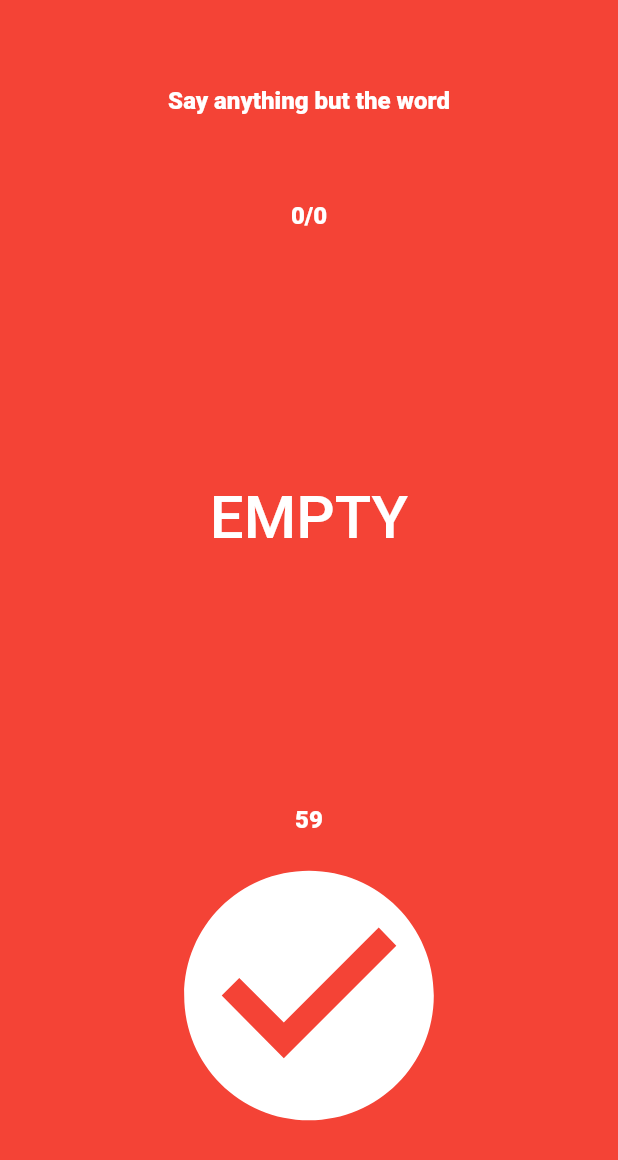
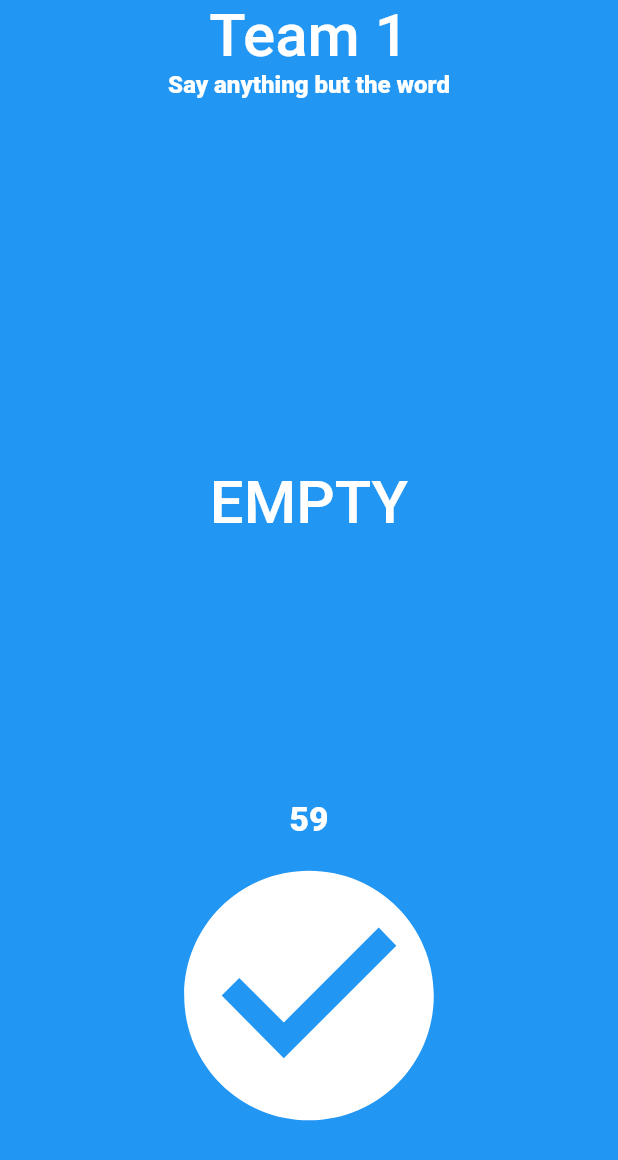
Before and after one commit to teejstroyer/fish_bowl_game, a Flutter app: the screen it shows after launch, after a tap on "START GAME", on a phone screen of 412 x 824 dp. Shown: the top 1160 px of the screen. Run offline on Flutter 3.47's test engine with Material 2 defaults, Android fonts, the phone set to English and light mode, and no system bars.

Commit message:
added color cycle improvements

```diff
--- a/lib/game_model.dart
+++ b/lib/game_model.dart
@@ -14,6 +14,34 @@ class GameModel extends ChangeNotifier {
   int get thingCount => _words.length;
   String get team => _team1Turn ? "Team 1" : "Team 2";
   String get round => "Round ${_round + 1}";
+
+  String get rules {
+    switch (_round) {
+      case 2:
+        return "You can say only word. Words like " "Um" " counts!";
+      case 1:
+        return "No speaking, act it out";
+      case 0:
+      default:
+        return "Say anything but the word";
+    }
+  }
+
+  final List<Color> _gameColors = [
+    Colors.red,
+    Colors.blue,
+    Colors.pink,
+    Colors.purple,
+    Colors.orange,
+  ];
+
+  int _gameColorIndex = 0;
+  Color get gameColor => _gameColors[_gameColorIndex];
+
+  void nextColor() {
+    _gameColorIndex++;
+    if (_gameColorIndex >= _gameColors.length) _gameColorIndex = 0;
+  }
 
   void newGame() {
     _words.clear();
@@ -56,16 +84,4 @@ class GameModel extends ChangeNotifier {
     }
     return thingsLeft;
   }
-
-  String getRules() {
-    switch (_round) {
-      case 2:
-        return "You can say only word. Words like " "Um" " counts!";
-      case 1:
-        return "No speaking, act it out";
-      case 0:
-      default:
-        return "Say anything but the word";
-    }
-  }
 }
--- a/lib/game_screen.dart
+++ b/lib/game_screen.dart
@@ -25,20 +25,26 @@ class _GameScreenState extends State<GameScreen> {
   Widget build(BuildContext context) {
     var gameModel = Provider.of<GameModel>(context, listen: false);
     var countDownTimer = Provider.of<CountDownTimer>(context, listen: false);
-    return Stack(
-      children: [
-        Scaffold(
+    return Scaffold(
       body: Container(
-            color: Colors.red,
+        color: gameModel.gameColor,
         child: SafeArea(
           child: Column(
             children: [
               Expanded(
                 flex: 1,
-                    child: Center(
+                child: Column(
+                  children: [
+                    Center(
                       child: Text(
-                        gameModel.getRules(),
+                        gameModel.team,
+                        style: Theme.of(context).primaryTextTheme.bodyLarge,
                       ),
+                    ),
+                    Center(
+                      child: Text(gameModel.rules),
+                    ),
+                  ],
                 ),
               ),
               Expanded(
@@ -47,18 +53,12 @@ class _GameScreenState extends State<GameScreen> {
                   builder: (context, model, child) {
                     return Column(
                       children: [
-                            Center(
-                              child: Text(
-                                "${model.thingsLeft}/${model.thingCount}",
-                              ),
-                            ),
                         Expanded(
                           child: Center(
                             child: Text(
                               model.currentThing,
-                                  style: Theme.of(context)
-                                      .primaryTextTheme
-                                      .bodyLarge,
+                              style:
+                                  Theme.of(context).primaryTextTheme.bodyLarge,
                             ),
                           ),
                         ),
@@ -67,19 +67,24 @@ class _GameScreenState extends State<GameScreen> {
                   },
                 ),
               ),
-                  Consumer<CountDownTimer>(builder: (context, model, child) {
-                    return Center(
+              Consumer<CountDownTimer>(
+                builder: (context, model, child) {
+                  return AnimatedScale(
+                    scale: (model.time % 2 == 0) ? 1 : 5,
+                    duration: const Duration(seconds: 1),
+                    child: Center(
                       child: Text(model.time.toString()),
+                    ),
                   );
-                  }),
+                },
+              ),
               Expanded(
                 flex: 2,
                 child: Column(
                   children: [
                     Center(
                       child: IconButton(
-                            onPressed: () =>
-                                acceptThing(gameModel, countDownTimer),
+                        onPressed: () => acceptThing(gameModel, countDownTimer),
                         icon: const Icon(Icons.check_circle),
                         iconSize: 200,
                       ),
@@ -91,32 +96,7 @@ class _GameScreenState extends State<GameScreen> {
           ),
         ),
       ),
-        ),
-        buildIgnorePointer()
-      ],
     );
-  }
-
-  Widget buildIgnorePointer() {
-    return Consumer<CountDownTimer>(builder: (context, model, child) {
-      int trigger = 20;
-      var color = (model.time < trigger) ? Colors.white : Colors.transparent;
-      double width = (model.time % 2 == 0) ? 15 : 10;
-
-      return IgnorePointer(
-        ignoring: true,
-        child: Container(
-          decoration: BoxDecoration(
-            border: Border.all(
-              color: color,
-              width: width,
-            ),
-            //color: Colors.transparent,
-            borderRadius: const BorderRadius.all(Radius.circular(50)),
-          ),
-        ),
-      );
-    });
   }
 
   void acceptThing(GameModel gameModel, CountDownTimer timer) {
@@ -124,6 +104,7 @@ class _GameScreenState extends State<GameScreen> {
 
     if (thingsLeft <= 0) {
       timer.stopTimer();
+      gameModel.nextColor();
       Navigator.pop(context);
       Navigator.push(
         context,
@@ -133,4 +114,5 @@ class _GameScreenState extends State<GameScreen> {
       );
     }
   }
+
 }
--- a/lib/new_game_screen.dart
+++ b/lib/new_game_screen.dart
@@ -16,11 +16,13 @@ class _NewGameScreenState extends State<NewGameScreen> {
 
   @override
   Widget build(BuildContext context) {
+    var gameModel = Provider.of<GameModel>(context, listen: false);
+
     return Scaffold(
       body: Stack(
         children: [
           Container(
-            color: Colors.pink,
+            color: gameModel.gameColor,
             child: Center(
               child: Column(
                 mainAxisAlignment: MainAxisAlignment.end,
@@ -123,6 +125,7 @@ class _NewGameScreenState extends State<NewGameScreen> {
   void startGame() {
     submitList();
     Provider.of<GameModel>(context, listen: false).startRound();
+    Provider.of<GameModel>(context, listen: false).nextColor();
 
     Navigator.pop(context);
     Navigator.push(
```
Also changed, not shown: pubspec.lock. Lines whose indentation alone changed are shown as unchanged.
